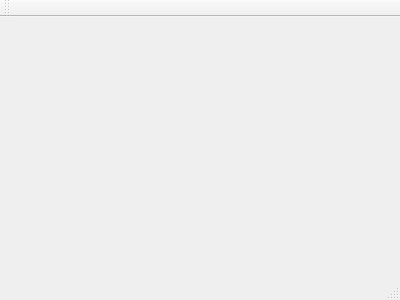
Old version of the form mainwindow.ui in the repository matmarczuk/micromouse.
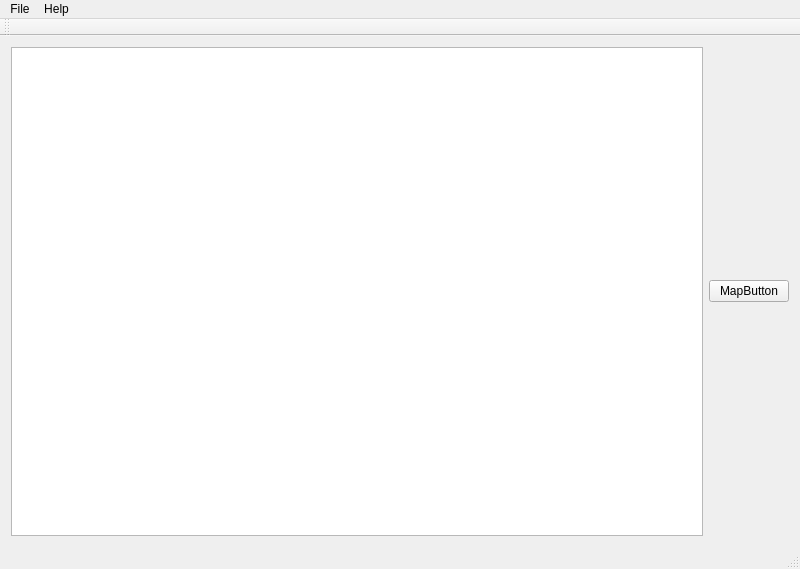
New version of the form.

Commit message: Draw Board

The edit to the form file:
```diff
--- a/mainwindow.ui
+++ b/mainwindow.ui
@@ -1,24 +1,64 @@
 <ui version="4.0">
  <class>MainWindow</class>
- <widget class="QMainWindow" name="MainWindow" >
-  <property name="geometry" >
+ <widget class="QMainWindow" name="MainWindow">
+  <property name="geometry">
    <rect>
     <x>0</x>
     <y>0</y>
-    <width>400</width>
-    <height>300</height>
+    <width>800</width>
+    <height>569</height>
    </rect>
   </property>
   <property name="windowTitle" >
    <string>MainWindow</string>
   </property>
-  <widget class="QMenuBar" name="menuBar" />
-  <widget class="QToolBar" name="mainToolBar" />
-  <widget class="QWidget" name="centralWidget" />
-  <widget class="QStatusBar" name="statusBar" />
+  <widget class="QWidget" name="centralWidget">
+   <layout class="QGridLayout" name="gridLayout">
+    <item row="0" column="0">
+     <widget class="QGraphicsView" name="boardView"/>
+    </item>
+    <item row="0" column="1">
+     <widget class="QPushButton" name="startButton">
+      <property name="text">
+       <string>MapButton</string>
+      </property>
+     </widget>
+    </item>
+   </layout>
+  </widget>
+  <widget class="QMenuBar" name="menuBar">
+   <property name="geometry">
+    <rect>
+     <x>0</x>
+     <y>0</y>
+     <width>800</width>
+     <height>22</height>
+    </rect>
+   </property>
+   <widget class="QMenu" name="menuFile">
+    <property name="title">
+     <string>File</string>
+    </property>
+   </widget>
+   <widget class="QMenu" name="menuHelp">
+    <property name="title">
+     <string>Help</string>
+    </property>
+   </widget>
+   <addaction name="menuFile"/>
+   <addaction name="menuHelp"/>
+  </widget>
+  <widget class="QToolBar" name="mainToolBar">
+   <attribute name="toolBarArea">
+    <enum>TopToolBarArea</enum>
+   </attribute>
+   <attribute name="toolBarBreak">
+    <bool>false</bool>
+   </attribute>
+  </widget>
+  <widget class="QStatusBar" name="statusBar"/>
  </widget>
- <layoutDefault spacing="6" margin="11" />
- <pixmapfunction></pixmapfunction>
+ <layoutdefault spacing="6" margin="11"/>
  <resources/>
  <connections/>
 </ui>
```
Left out of the diff: 3 changed lines with no effect on the pictures. The commit also changes 11 other files.
